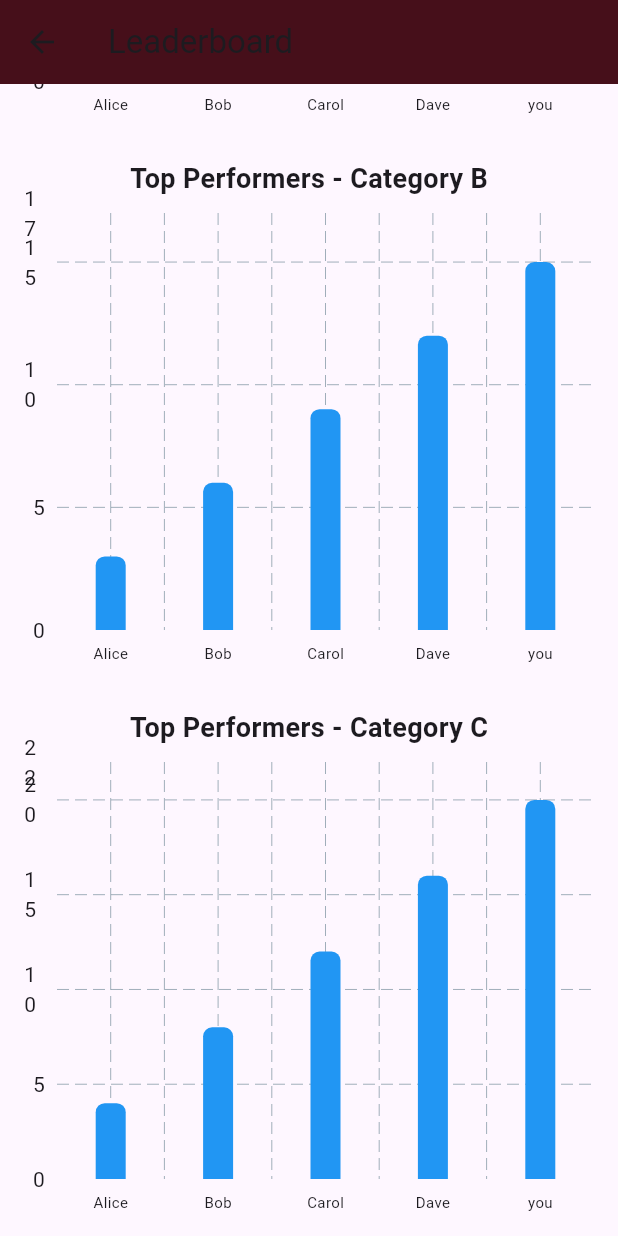
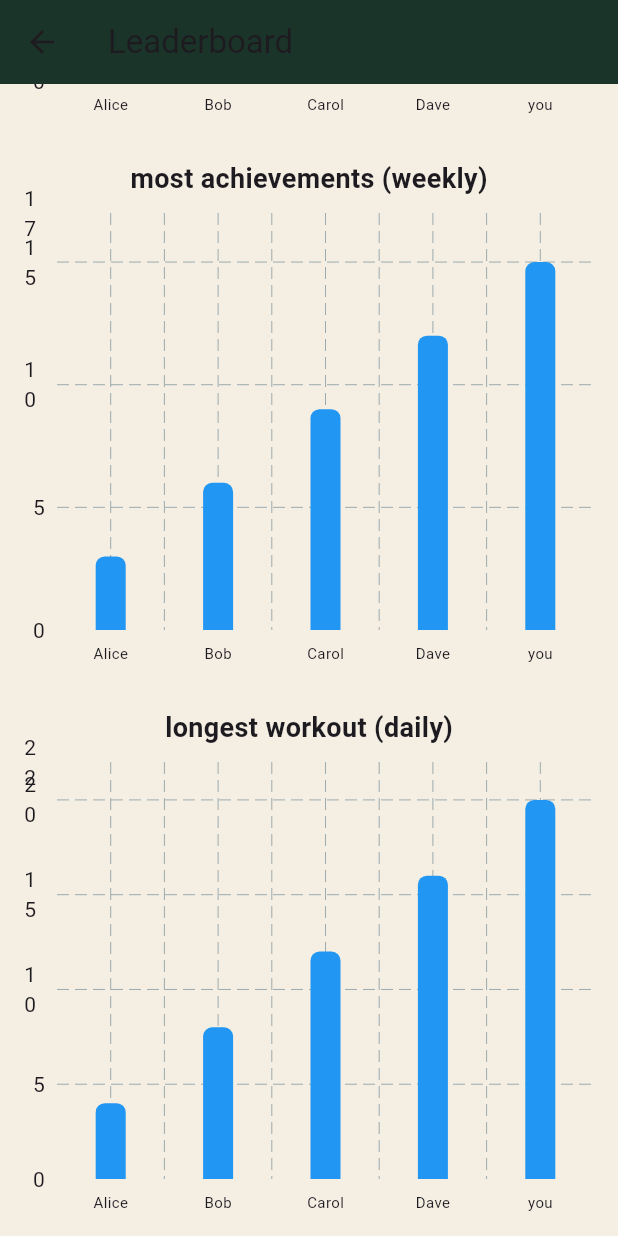
Before and after one commit to marcsaffold17/GetFitApp, a Flutter app: the LeaderboardPage screen opened directly, scrolled down 332 dp, on a phone screen of 412 x 824 dp. Run offline on Flutter 3.47's test engine with Material 3 defaults, Android fonts, the phone set to English and light mode, and no system bars; drawn by our look-alikes of fl_chart; our stand-ins replace cloud_firestore, firebase_core, google_nav_bar, image_picker, shared_preferences; accounts and stored records are empty.

Commit message:
changed items in leaderboard page

```diff
--- a/get_fit_app/lib/view/LeaderboardPage.dart
+++ b/get_fit_app/lib/view/LeaderboardPage.dart
@@ -20,16 +20,17 @@ class LeaderboardPage extends StatelessWidget {
   @override
   Widget build(BuildContext context) {
     return Scaffold(
+      backgroundColor: const Color.fromARGB(255, 244, 238, 227),
       appBar: AppBar(
         title: const Text('Leaderboard'),
-        backgroundColor: const Color.fromARGB(255, 67, 10, 14),
+        backgroundColor: const Color.fromARGB(255, 20, 50, 31),
       ),
       body: SingleChildScrollView(
         padding: const EdgeInsets.all(16),
         child: Column(
           children: [
             const Text(
-              'Top Performers - Category A',
+              'Most workouts (weekly)',
               style: TextStyle(fontSize: 18, fontWeight: FontWeight.bold),
             ),
             const SizedBox(height: 10),
@@ -37,7 +38,7 @@ class LeaderboardPage extends StatelessWidget {
 
             const SizedBox(height: 30),
             const Text(
-              'Top Performers - Category B',
+              'most achievements (weekly)',
               style: TextStyle(fontSize: 18, fontWeight: FontWeight.bold),
             ),
             const SizedBox(height: 10),
@@ -45,7 +46,7 @@ class LeaderboardPage extends StatelessWidget {
 
             const SizedBox(height: 30),
             const Text(
-              'Top Performers - Category C',
+              'longest workout (daily)',
               style: TextStyle(fontSize: 18, fontWeight: FontWeight.bold),
             ),
             const SizedBox(height: 10),
```
